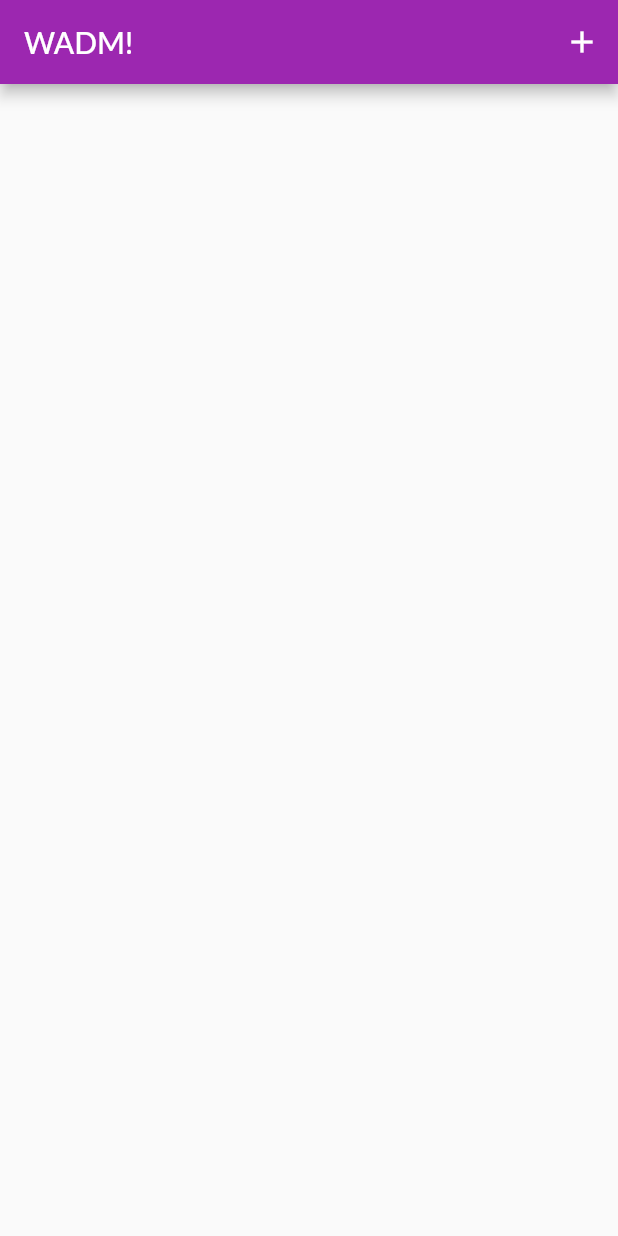
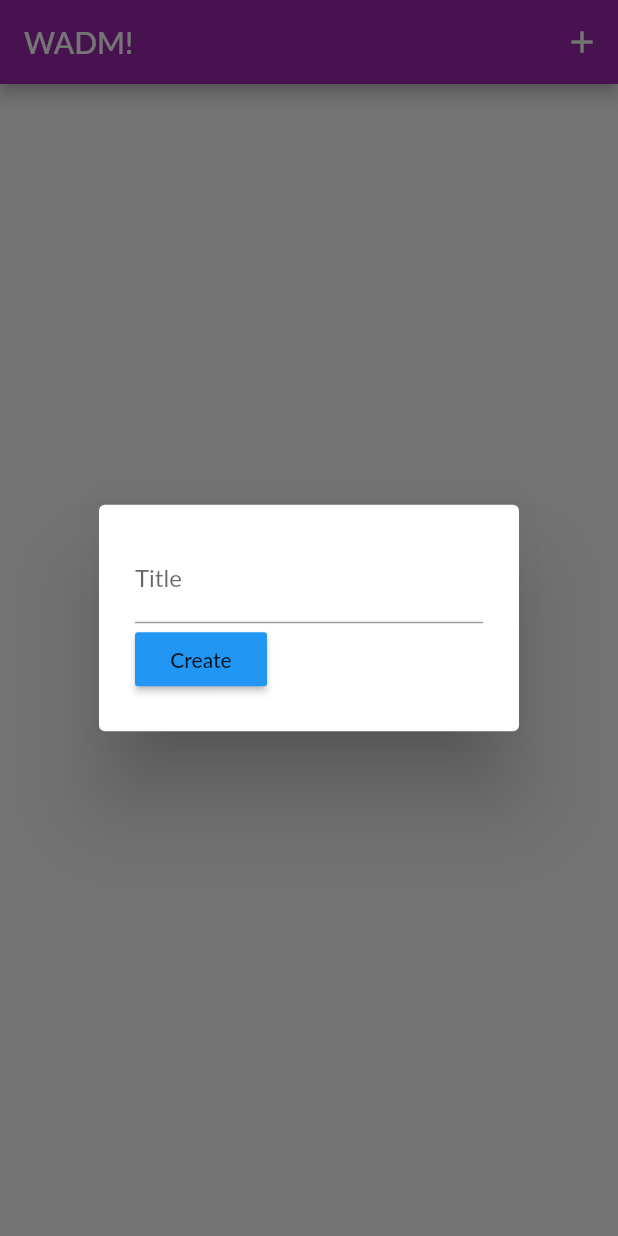
Before and after one commit to kim-sardine/wadm-flutter, a Flutter app: the screen it shows after launch, after a tap on the "add" icon, on a phone screen of 412 x 824 dp. Run offline on Flutter 3.47's test engine with Material 2 defaults, Android fonts, the phone set to English and light mode, and no system bars; our stand-ins replace shared_preferences; missing offline and left inert: table_sticky_headers; Roboto replaces fonts that are missing (Lato); statements that could not run were skipped.

Commit message:
Implement basic requirements

```diff
--- a/lib/models/wadm.dart
+++ b/lib/models/wadm.dart
@@ -123,6 +123,10 @@ class Wadm {
     return false;
   }
 
+  void updateTitle(String title) {
+    this.title = title;
+  }
+
   void addCandidate(String title) {
     final candidateId = generateUuid();
 
@@ -159,6 +163,8 @@ class Wadm {
     for (var candidate in this.candidates) {
       candidate.scores.add(1);
     }
+
+    this.sort();
   }
 
   void removeCategory(String categoryId) {
--- a/lib/providers/wadms.dart
+++ b/lib/providers/wadms.dart
@@ -1,11 +1,9 @@
-
 import 'package:flutter/material.dart';
 
 import '../models/wadm.dart';
 import '../sharedPref.dart';
 
 class Wadms with ChangeNotifier {
-
   List<Wadm> _wadms = [];
   SharedPref sharedPref = SharedPref();
 
@@ -26,11 +24,16 @@ class Wadms with ChangeNotifier {
     return _wadms.firstWhere((wadm) => wadm.id == id);
   }
 
-  void addNewWadm(id, title) {
+  void addNewWadm(title) {
+    Wadm wadm = Wadm(title: title, candidates: [], categories: []);
+    _wadms.add(wadm);
+
+    saveWadms();
     notifyListeners();
   }
 
-  void renameWadm(id, title) {
+  void removeWadm(id) {
+    _wadms.removeWhere((wadm) => wadm.id == id);
     notifyListeners();
   }
 
--- a/lib/screens/wadm_list_screen.dart
+++ b/lib/screens/wadm_list_screen.dart
@@ -4,6 +4,7 @@ import 'package:provider/provider.dart';
 import '../providers/wadms.dart';
 import '../widgets/wadm_list_item.dart';
 import './wadm_detail_screen.dart';
+import '../widgets/wadm_list_add_new_wadm_dialog.dart';
 
 class WadmListScreen extends StatelessWidget {
 
@@ -22,7 +23,14 @@ class WadmListScreen extends StatelessWidget {
               Icons.add
             ),
             tooltip: 'Create New wadm',
-            onPressed: () => {},
+            onPressed: () {
+              showDialog(
+                context: context,
+                builder: (context) => AlertDialog(
+                  content: AddNewWadmDialogWidget(),
+                ),
+              );
+            },
           )
         ],
       ),
--- /dev/null
+++ b/lib/widgets/wadm_list_add_new_wadm_dialog.dart
@@ -0,0 +1,37 @@
+import 'package:flutter/material.dart';
+import 'package:provider/provider.dart';
+
+import '../providers/wadms.dart';
+
+class AddNewWadmDialogWidget extends StatelessWidget {
+
+  @override
+  Widget build(BuildContext context) {
+    final wadmsProvider = Provider.of<Wadms>(context, listen: false);
+    final wadmTitleController = TextEditingController();
+
+    return Column(
+      mainAxisSize: MainAxisSize.min,
+      children: <Widget>[
+        TextField(
+          controller: wadmTitleController,
+          decoration: InputDecoration(labelText: "Title"),
+        ),
+        Row(
+          mainAxisAlignment: MainAxisAlignment.spaceBetween,
+          children: <Widget>[
+            RaisedButton(
+              child: Text('Create'),
+              color: Colors.blue,
+              onPressed: () {
+                wadmsProvider.addNewWadm(wadmTitleController.text);
+
+                Navigator.of(context).pop();
+              },
+            )
+          ],
+        ),
+      ],
+    );
+  }
+}
```
Also changed, not shown: lib/screens/wadm_detail_screen.dart (+19 -3 lines), lib/widgets/wadm_detail_edit_dialog.dart (added, +52 -0 lines).
